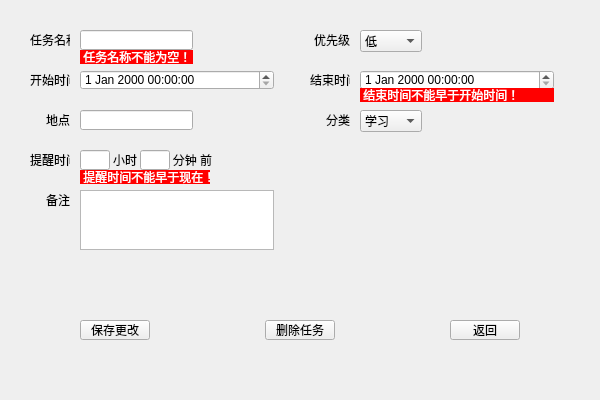
The window that task_info_window.ui (Zumarongi/schedule_management) describes before a commit, drawn with Qt 5.
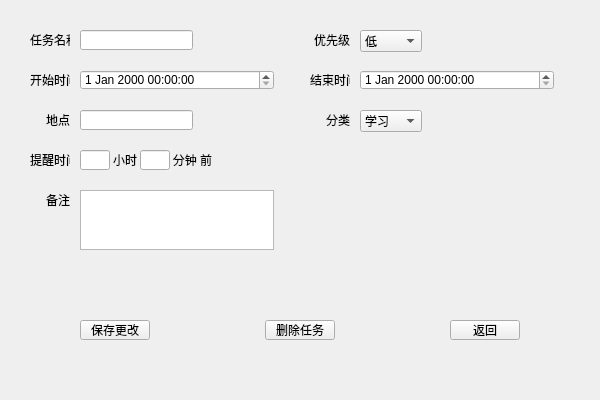
The same window after the commit.

Commit message: update warning&caution MessageBox, add isReminded to Task objects

Patch:
```diff
--- a/task_info_window.ui
+++ b/task_info_window.ui
@@ -320,57 +320,6 @@
     <string>返回</string>
    </property>
   </widget>
-  <widget class="QLabel" name="warning_taskNameEmpty">
-   <property name="geometry">
-    <rect>
-     <x>80</x>
-     <y>50</y>
-     <width>113</width>
-     <height>14</height>
-    </rect>
-   </property>
-   <property name="styleSheet">
-    <string notr="true">color: rgb(255, 255, 255);
-background-color: rgb(255, 0, 0);</string>
-   </property>
-   <property name="text">
-    <string> 任务名称不能为空！</string>
-   </property>
-  </widget>
-  <widget class="QLabel" name="warning_edTimeTooEarly">
-   <property name="geometry">
-    <rect>
-     <x>360</x>
-     <y>88</y>
-     <width>194</width>
-     <height>14</height>
-    </rect>
-   </property>
-   <property name="styleSheet">
-    <string notr="true">color: rgb(255, 255, 255);
-background-color: rgb(255, 0, 0);</string>
-   </property>
-   <property name="text">
-    <string> 结束时间不能早于开始时间！</string>
-   </property>
-  </widget>
-  <widget class="QLabel" name="warning_rmTimeTooEarly">
-   <property name="geometry">
-    <rect>
-     <x>80</x>
-     <y>170</y>
-     <width>130</width>
-     <height>14</height>
-    </rect>
-   </property>
-   <property name="styleSheet">
-    <string notr="true">color: rgb(255, 255, 255);
-background-color: rgb(255, 0, 0);</string>
-   </property>
-   <property name="text">
-    <string> 提醒时间不能早于现在！</string>
-   </property>
-  </widget>
  </widget>
  <resources/>
  <connections/>
```
The commit also changes 13 other files.
